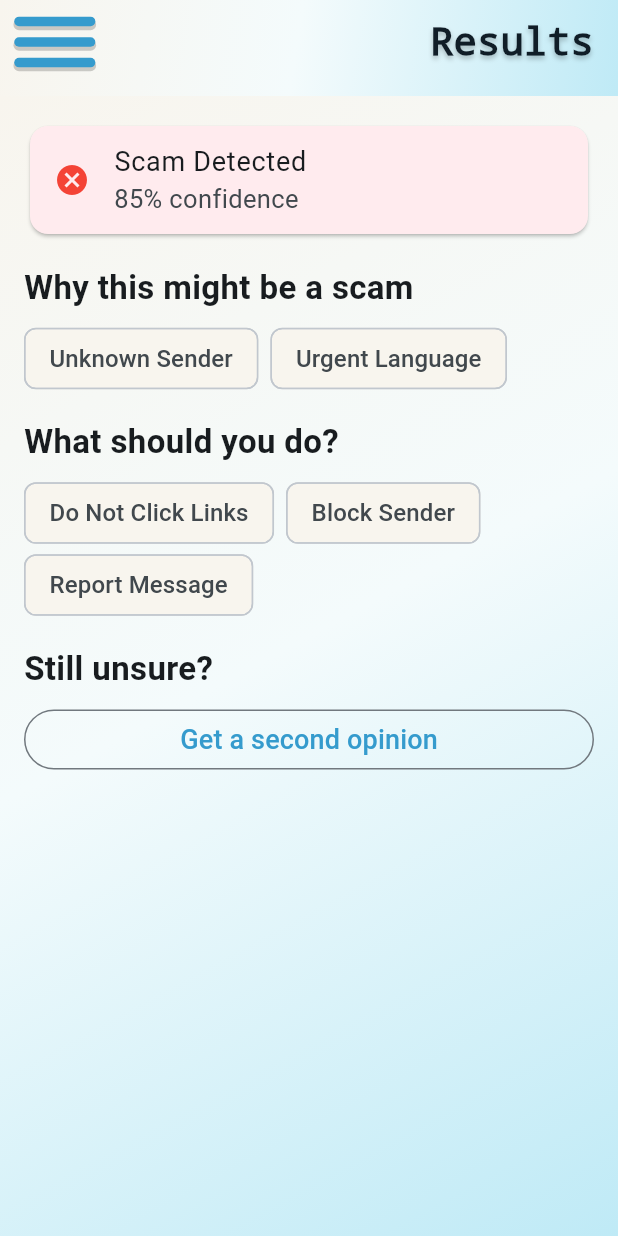
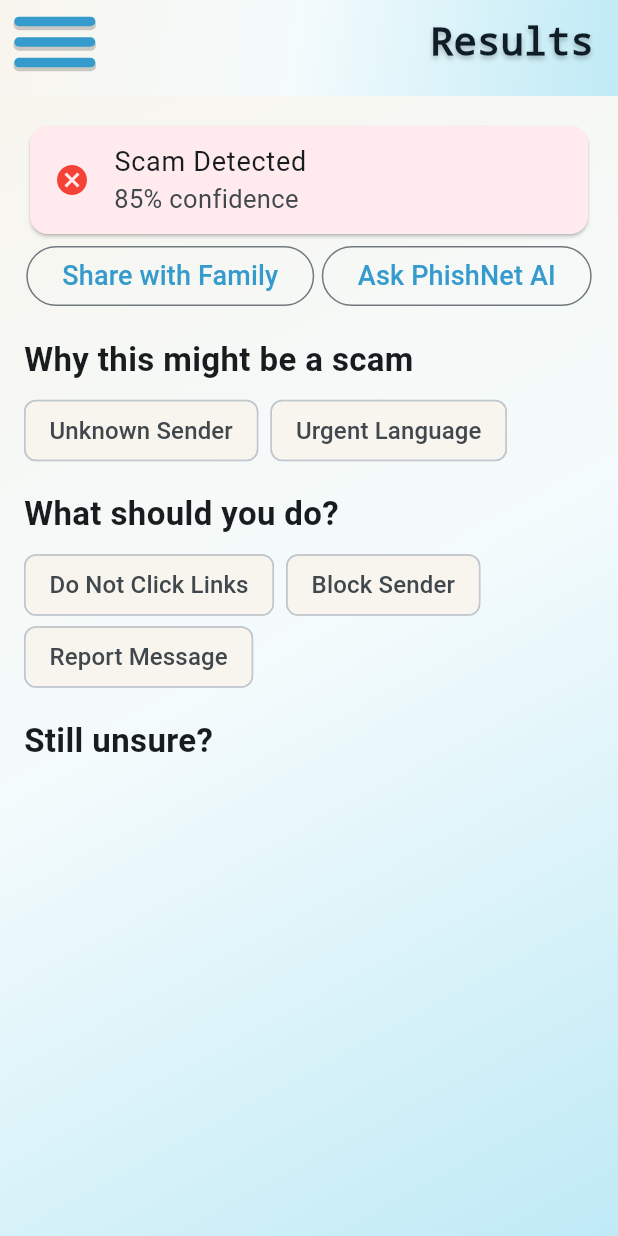
Before and after one commit to Shiv05-code/PhishNet, a Flutter app: the ResultsScreen screen opened directly, on a phone screen of 412 x 824 dp. Run offline on Flutter 3.47's test engine with Material 3 defaults, Android fonts, the phone set to English and light mode, and no system bars; our stand-ins replace cloud_firestore, cloud_functions, firebase_auth, firebase_core, image_picker, in_app_purchase; missing offline and left inert: google_mlkit_text_recognition; accounts and stored records are empty; statements that could not run were skipped.

Commit message:
Added AI chat button

```diff
--- a/lib/screens/results_screen.dart
+++ b/lib/screens/results_screen.dart
@@ -5,6 +5,7 @@ import '../widgets/figma_app_bar.dart';
 import '../widgets/figma_gradient_background.dart';
 import '../theme/app_typography.dart';
 import 'family_social_screen.dart';
+import 'ai_chat_screen.dart';
 
 class ResultsScreen extends StatelessWidget {
   final bool isGuest;
@@ -33,6 +34,31 @@ class ResultsScreen extends StatelessWidget {
                   style: TextStyle(fontSize: AppTypography.body),
                 ),
               ),
+            ),
+            Row(
+              mainAxisAlignment: MainAxisAlignment.center,
+              children: [
+                const SizedBox(height: 8),
+                OutlinedButton(
+                  onPressed: () => Navigator.of(
+                    context,
+                    ).push(fadeRoute(const FamilySocialScreen())),
+                  child: const Text(
+                    'Share with Family',
+                    style: TextStyle(fontSize: AppTypography.emphasis),
+                  ),
+                ),
+                const SizedBox(height: 8, width: 5),
+                OutlinedButton(
+                  onPressed: () => Navigator.of(
+                    context,
+                    ).push(fadeRoute(const AiChatScreen())),
+                  child: const Text(
+                    'Ask PhishNet AI',
+                    style: TextStyle(fontSize: AppTypography.emphasis),
+                  ),
+                ),
+              ]
             ),
             const SizedBox(height: 16),
             const Text(
@@ -91,15 +117,6 @@ class ResultsScreen extends StatelessWidget {
               ),
             ),
             const SizedBox(height: 8),
-            OutlinedButton(
-              onPressed: () => Navigator.of(
-                context,
-                ).push(fadeRoute(const FamilySocialScreen())),
-              child: const Text(
-                'Get a second opinion',
-                style: TextStyle(fontSize: AppTypography.emphasis),
-              ),
-            ),
           ],
         ),
       ),
```
